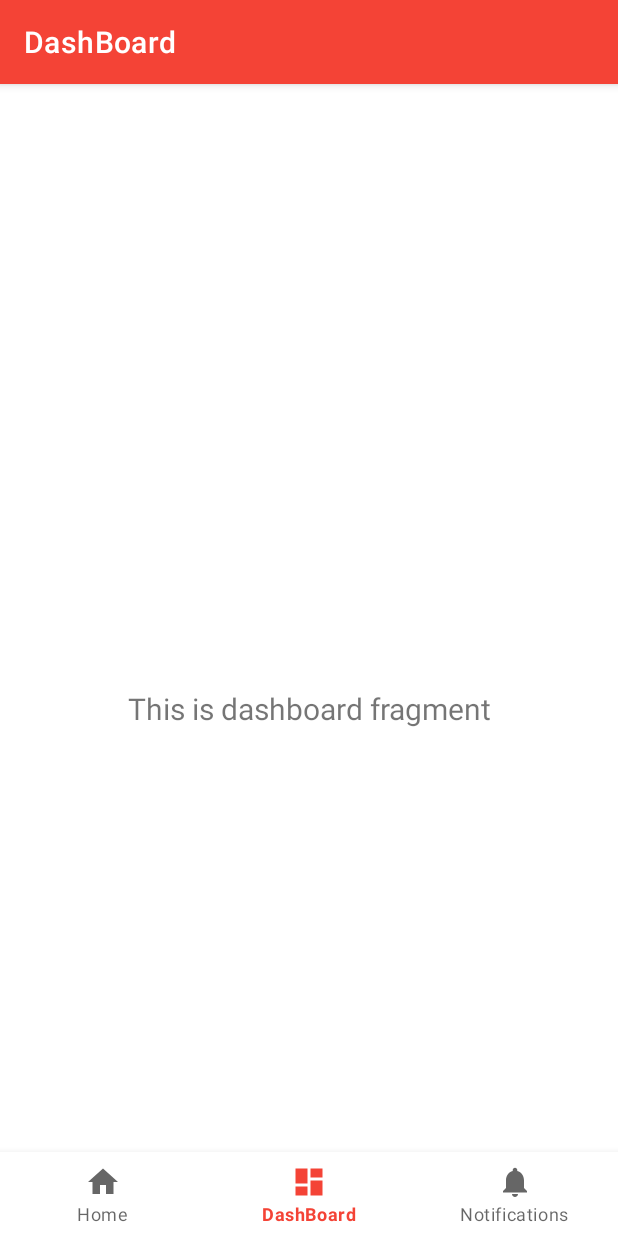
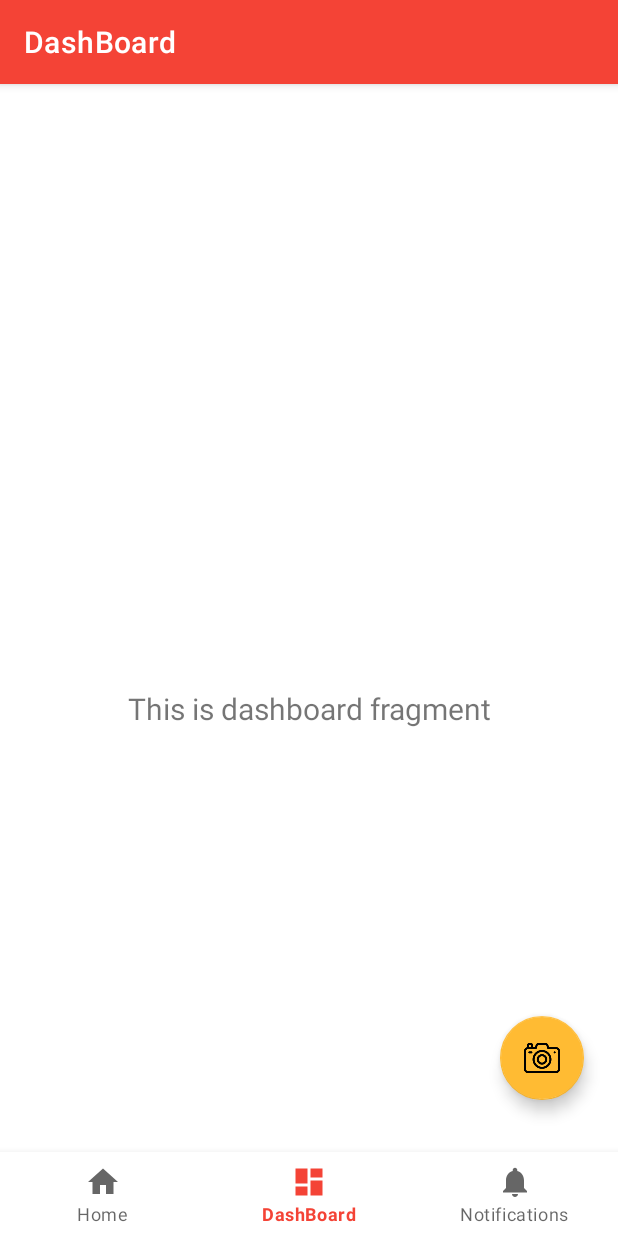
Before and after one commit to gsobrinski/home-recognition-app, an Android app: the screen it shows after launch (MainActivity), item 2 of the bottom bar chosen, on a phone screen of 412 x 824 dp. Run offline under Robolectric (Android 15) with nearby library versions, the phone set to English and light mode, and no system bars; our stand-ins replace navigation-ui.

Commit message:
added camera functionality

```diff
--- a/HRapp1/app/build.gradle
+++ b/HRapp1/app/build.gradle
@@ -8,7 +8,7 @@ android {
 
     defaultConfig {
         applicationId "com.example.hr_app_1"
-        minSdkVersion 16
+        minSdkVersion 19
         targetSdkVersion 30
         versionCode 1
         versionName "1.0"
--- a/HRapp1/app/src/main/AndroidManifest.xml
+++ b/HRapp1/app/src/main/AndroidManifest.xml
@@ -1,6 +1,8 @@
 <?xml version="1.0" encoding="utf-8"?>
 <manifest xmlns:android="http://schemas.android.com/apk/res/android"
     package="com.example.hr_app_1">
+    <!-- camera permission -->
+    <uses-feature android:name="android.hardware.camera" />
 
     <application
         android:allowBackup="true"
--- a/HRapp1/app/src/main/java/com/example/hr_app_1/MainActivity.java
+++ b/HRapp1/app/src/main/java/com/example/hr_app_1/MainActivity.java
@@ -1,8 +1,14 @@
 package com.example.hr_app_1;
 
+import android.app.Activity;
+import android.content.Intent;
+import android.graphics.Bitmap;
 import android.os.Bundle;
+import android.view.View;
+import android.widget.ImageView;
 
 import com.google.android.material.bottomnavigation.BottomNavigationView;
+import com.google.android.material.floatingactionbutton.FloatingActionButton;
 
 import androidx.appcompat.app.AppCompatActivity;
 import androidx.navigation.NavController;
@@ -11,6 +17,8 @@ import androidx.navigation.ui.AppBarConfiguration;
 import androidx.navigation.ui.NavigationUI;
 
 public class MainActivity extends AppCompatActivity {
+
+    static final int CAMERA_PIC_REQUEST = 1337;
 
     @Override
     protected void onCreate(Bundle savedInstanceState) {
@@ -26,6 +34,28 @@ public class MainActivity extends AppCompatActivity {
         NavController navController = Navigation.findNavController(this, R.id.nav_host_fragment);
         NavigationUI.setupActionBarWithNavController(this, navController, appBarConfiguration);
         NavigationUI.setupWithNavController(navView, navController);
+
+        // camera button
+        FloatingActionButton fab = findViewById(R.id.fab);
+
+        fab.setOnClickListener(new View.OnClickListener() {
+
+            @Override
+            public void onClick(View v) {
+                Intent cameraIntent = new Intent(android.provider.MediaStore.ACTION_IMAGE_CAPTURE);
+                startActivityForResult(cameraIntent, CAMERA_PIC_REQUEST);
+            }
+        });
     }
 
+    protected void onActivityResult(int requestCode, int resultCode, Intent data) {
+        super.onActivityResult(requestCode, resultCode, data);
+        if (requestCode == CAMERA_PIC_REQUEST && resultCode == Activity.RESULT_OK) {
+            Bitmap image = (Bitmap) data.getExtras().get("data");
+            ImageView imageview = (ImageView) findViewById(R.id.imageView);
+            imageview.setImageBitmap(image);
+        }
+    }
+
+
 }
--- a/HRapp1/app/src/main/res/layout/activity_main.xml
+++ b/HRapp1/app/src/main/res/layout/activity_main.xml
@@ -1,10 +1,26 @@
 <?xml version="1.0" encoding="utf-8"?>
 <androidx.constraintlayout.widget.ConstraintLayout xmlns:android="http://schemas.android.com/apk/res/android"
     xmlns:app="http://schemas.android.com/apk/res-auto"
+    xmlns:tools="http://schemas.android.com/tools"
     android:id="@+id/container"
     android:layout_width="match_parent"
     android:layout_height="match_parent"
     android:paddingTop="?attr/actionBarSize">
+
+    <com.google.android.material.floatingactionbutton.FloatingActionButton
+        android:id="@+id/fab"
+        android:layout_width="wrap_content"
+        android:layout_height="wrap_content"
+        android:layout_gravity="end|bottom"
+        android:src="@drawable/camera"
+        app:backgroundTint="@android:color/holo_orange_light"
+        android:layout_margin="16dp"
+        app:layout_constraintBottom_toBottomOf="parent"
+        app:layout_constraintEnd_toEndOf="parent"
+        app:layout_constraintHorizontal_bias="0.98"
+        app:layout_constraintStart_toStartOf="parent"
+        app:layout_constraintTop_toTopOf="parent"
+        app:layout_constraintVertical_bias="0.88" />
 
     <com.google.android.material.bottomnavigation.BottomNavigationView
         android:id="@+id/nav_view"
@@ -25,9 +41,22 @@
         android:layout_height="match_parent"
         app:defaultNavHost="true"
         app:layout_constraintBottom_toTopOf="@id/nav_view"
+        app:layout_constraintHorizontal_bias="1.0"
         app:layout_constraintLeft_toLeftOf="parent"
         app:layout_constraintRight_toRightOf="parent"
         app:layout_constraintTop_toTopOf="parent"
+        app:layout_constraintVertical_bias="1.0"
         app:navGraph="@navigation/mobile_navigation" />
 
+    <ImageView
+        android:id="@+id/imageView"
+        android:layout_width="412dp"
+        android:layout_height="458dp"
+        app:layout_constraintBottom_toTopOf="@+id/nav_view"
+        app:layout_constraintEnd_toEndOf="parent"
+        app:layout_constraintStart_toStartOf="parent"
+        app:layout_constraintTop_toTopOf="@+id/nav_host_fragment"
+        app:layout_constraintVertical_bias="0.244"
+        tools:srcCompat="@tools:sample/avatars" />
+
 </androidx.constraintlayout.widget.ConstraintLayout>
--- a/HRapp1/app/src/main/res/values/dimens.xml
+++ b/HRapp1/app/src/main/res/values/dimens.xml
@@ -2,4 +2,5 @@
     <!-- Default screen margins, per the Android Design guidelines. -->
     <dimen name="activity_horizontal_margin">16dp</dimen>
     <dimen name="activity_vertical_margin">16dp</dimen>
+    <dimen name="fab_margin">16dp</dimen>
 </resources>
```
Also changed, not shown: HRapp1/app/src/main/java/com/example/hr_app_1/FirstFragment.java (added, +34 -0 lines), HRapp1/app/src/main/java/com/example/hr_app_1/SecondFragment.java (added, +34 -0 lines), HRapp1/app/src/main/res/layout/fragment_first.xml (added, +28 -0 lines), HRapp1/app/src/main/res/layout/fragment_second.xml (added, +27 -0 lines), HRapp1/app/src/main/res/navigation/nav_graph.xml (added, +28 -0 lines), HRapp1/app/src/main/res/values/strings.xml (+9 -0 lines), HRapp1/app/src/main/res/values/themes.xml (+9 -0 lines), HRapp1/app/src/main/res/drawable-v24/camera.png (added), 651 other files.
